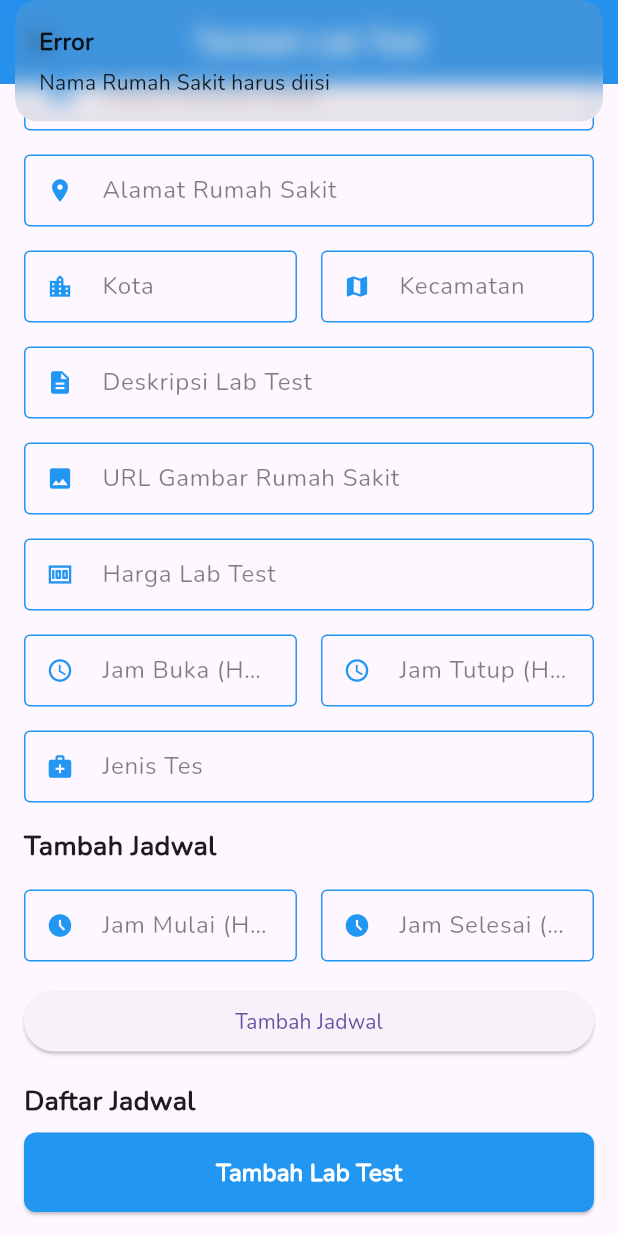
After one commit to radan775/aplikasi_booking_dokter, a Flutter app: the AddLabTestView screen opened by its route, scrolled down 33 dp, after a tap on "Tambah Lab Test", on a phone screen of 412 x 824 dp. The commit adds this screen. Run offline on Flutter 3.47's test engine with Material 3 defaults, Android fonts, the phone set to English and light mode, and no system bars; our stand-ins replace cloud_firestore, firebase_auth, firebase_core, font_awesome_flutter, geocoding, geolocator and 10 more; accounts and stored records are empty.

Commit message:
Tambah dan hapus labTest selesai.

```diff
--- /dev/null
+++ b/lib/app/modules/add_lab_test/bindings/add_lab_test_binding.dart
@@ -0,0 +1,11 @@
+import 'package:aplikasi_booking_dokter/app/modules/add_lab_test/controllers/add_lab_test_controller.dart';
+import 'package:get/get.dart';
+
+class AddLabTestBinding extends Bindings {
+  @override
+  void dependencies() {
+    Get.lazyPut<AddLabTestController>(
+      () => AddLabTestController(),
+    );
+  }
+}
--- /dev/null
+++ b/lib/app/modules/add_lab_test/controllers/add_lab_test_controller.dart
@@ -0,0 +1,185 @@
+import 'package:flutter/material.dart';
+import 'package:get/get.dart';
+import 'package:cloud_firestore/cloud_firestore.dart';
+import 'package:intl/intl.dart';
+
+class AddLabTestController extends GetxController {
+  final FirebaseFirestore _firestore = FirebaseFirestore.instance;
+
+  // Text Controllers
+  final hospitalController = TextEditingController();
+  final addressController = TextEditingController();
+  final descriptionController = TextEditingController();
+  final imageUrlController = TextEditingController();
+  final testController = TextEditingController();
+  final priceController = TextEditingController();
+  final cityController = TextEditingController();
+  final districtController = TextEditingController();
+  final startHourController = TextEditingController();
+  final endHourController = TextEditingController();
+  final scheduleStartController = TextEditingController();
+  final scheduleEndController = TextEditingController();
+
+  // Schedules
+  RxList<Map<String, dynamic>> schedules = <Map<String, dynamic>>[].obs;
+
+  // Loading State
+  RxBool isLoading = false.obs;
+
+  // Method untuk menambahkan jadwal
+  void addSchedule() {
+    // Validasi input jadwal
+    if (scheduleStartController.text.isEmpty ||
+        scheduleEndController.text.isEmpty) {
+      Get.snackbar(
+        'Error',
+        'Waktu mulai dan akhir jadwal harus diisi',
+        backgroundColor: Colors.red,
+        colorText: Colors.white,
+      );
+      return;
+    }
+
+    String type = _determineTimeType(scheduleStartController.text);
+
+    schedules.add({
+      'start': scheduleStartController.text,
+      'end': scheduleEndController.text,
+      'type': type,
+    });
+
+    // Bersihkan controller setelah menambahkan
+    scheduleStartController.clear();
+    scheduleEndController.clear();
+  }
+
+  // Hapus jadwal
+  void removeSchedule(int index) {
+    schedules.removeAt(index);
+  }
+
+  // Tentukan tipe waktu
+  String _determineTimeType(String startTime) {
+    DateTime time = DateFormat('HH:mm').parse(startTime);
+    if (time.hour >= 4 && time.hour < 10) {
+      return 'Pagi';
+    } else if (time.hour >= 10 && time.hour < 14) {
+      return 'Siang';
+    } else if (time.hour >= 14 && time.hour < 18) {
+      return 'Sore';
+    } else {
+      return 'Malam';
+    }
+  }
+
+  // Validasi input
+  bool validateInput() {
+    if (hospitalController.text.isEmpty) {
+      Get.snackbar('Error', 'Nama Rumah Sakit harus diisi');
+      return false;
+    }
+    if (addressController.text.isEmpty) {
+      Get.snackbar('Error', 'Alamat harus diisi');
+      return false;
+    }
+    if (cityController.text.isEmpty) {
+      Get.snackbar('Error', 'Kota harus diisi');
+      return false;
+    }
+    if (districtController.text.isEmpty) {
+      Get.snackbar('Error', 'Kecamatan harus diisi');
+      return false;
+    }
+    if (startHourController.text.isEmpty || endHourController.text.isEmpty) {
+      Get.snackbar('Error', 'Jam operasional harus diisi');
+      return false;
+    }
+    if (schedules.isEmpty) {
+      Get.snackbar('Error', 'Minimal tambahkan satu jadwal');
+      return false;
+    }
+    return true;
+  }
+
+  Future<void> uploadLabTest() async {
+    if (!validateInput()) return;
+
+    try {
+      isLoading.value = true;
+
+      // Simpan data lab test
+      await _firestore.collection('labTests').add({
+        'hospital': hospitalController.text,
+        'address': addressController.text,
+        'currency': 'Rp',
+        'description': descriptionController.text,
+        'image': imageUrlController.text,
+        'location': {
+          'city': cityController.text,
+          'district': districtController.text,
+        },
+        'operationalHours': {
+          'start': startHourController.text,
+          'end': endHourController.text,
+        },
+        'price': int.parse(priceController.text),
+        'test': testController.text,
+        'schedule': schedules.toList(),
+        'createdAt': FieldValue.serverTimestamp(),
+      });
+
+      _resetForm();
+      await Future.delayed(const Duration(seconds: 2));
+      Get.back(result: true);
+
+      Get.snackbar(
+        'Sukses',
+        'Lab Test berhasil ditambahkan',
+        backgroundColor: Colors.green,
+        colorText: Colors.white,
+      );
+    } catch (e) {
+      Get.snackbar(
+        'Error',
+        'Gagal mengunggah Lab Test: $e',
+        backgroundColor: Colors.red,
+        colorText: Colors.white,
+      );
+    } finally {
+      isLoading.value = false;
+    }
+  }
+
+  // Reset form
+  void _resetForm() {
+    hospitalController.clear();
+    addressController.clear();
+    descriptionController.clear();
+    imageUrlController.clear();
+    testController.clear();
+    priceController.clear();
+    cityController.clear();
+    districtController.clear();
+    startHourController.clear();
+    endHourController.clear();
+    schedules.clear();
+  }
+
+  @override
+  void onClose() {
+    // Dispose semua controller
+    hospitalController.dispose();
+    addressController.dispose();
+    descriptionController.dispose();
+    imageUrlController.dispose();
+    testController.dispose();
+    priceController.dispose();
+    cityController.dispose();
+    districtController.dispose();
+    startHourController.dispose();
+    endHourController.dispose();
+    scheduleStartController.dispose();
+    scheduleEndController.dispose();
+    super.onClose();
+  }
+}
--- /dev/null
+++ b/lib/app/modules/add_lab_test/views/add_lab_test_view.dart
@@ -0,0 +1,236 @@
+import 'package:get/get.dart';
+import 'package:aplikasi_booking_dokter/app/data/consts/consts.dart';
+import 'package:aplikasi_booking_dokter/app/modules/add_lab_test/controllers/add_lab_test_controller.dart';
+import 'package:aplikasi_booking_dokter/app/res/components/custom_textfield.dart';
+
+class AddLabTestView extends GetView<AddLabTestController> {
+  const AddLabTestView({super.key});
+
+  @override
+  Widget build(BuildContext context) {
+    return Scaffold(
+      appBar: AppBar(
+        backgroundColor: AppColors.blueColor,
+        elevation: 0.0,
+        title: Text(
+          'Tambah Lab Test',
+          style: TextStyle(
+            color: Colors.white,
+            fontWeight: FontWeight.bold,
+            fontSize: 20,
+          ),
+        ),
+        centerTitle: true,
+      ),
+      body: SingleChildScrollView(
+        padding: const EdgeInsets.all(16),
+        child: Column(
+          crossAxisAlignment: CrossAxisAlignment.stretch,
+          children: [
+            // Nama Rumah Sakit
+            CustomTextfield(
+              hint: 'Nama Rumah Sakit',
+              textController: controller.hospitalController,
+              icon: Icons.local_hospital,
+              borderColor: AppColors.blueColor,
+            ),
+            SizedBox(height: 16),
+
+            // Alamat
+            CustomTextfield(
+              hint: 'Alamat Rumah Sakit',
+              textController: controller.addressController,
+              icon: Icons.location_on,
+              borderColor: AppColors.blueColor,
+            ),
+            SizedBox(height: 16),
+
+            // Lokasi (Kota & Kecamatan)
+            Row(
+              children: [
+                Expanded(
+                  child: CustomTextfield(
+                    hint: 'Kota',
+                    textController: controller.cityController,
+                    icon: Icons.location_city,
+                    borderColor: AppColors.blueColor,
+                  ),
+                ),
+                SizedBox(width: 16),
+                Expanded(
+                  child: CustomTextfield(
+                    hint: 'Kecamatan',
+                    textController: controller.districtController,
+                    icon: Icons.map,
+                    borderColor: AppColors.blueColor,
+                  ),
+                ),
+              ],
+            ),
+            SizedBox(height: 16),
+
+            // Deskripsi
+            CustomTextfield(
+              hint: 'Deskripsi Lab Test',
+              textController: controller.descriptionController,
+              icon: Icons.description,
+              borderColor: AppColors.blueColor,
+            ),
+            SizedBox(height: 16),
+
+            // Image URL
+            CustomTextfield(
+              hint: 'URL Gambar Rumah Sakit',
+              textController: controller.imageUrlController,
+              icon: Icons.image,
+              borderColor: AppColors.blueColor,
+            ),
+            SizedBox(height: 16),
+
+            // Harga
+            CustomTextfield(
+              hint: 'Harga Lab Test',
+              textController: controller.priceController,
+              icon: Icons.money,
+              borderColor: AppColors.blueColor,
+              inputType: TextInputType.number,
+            ),
+            SizedBox(height: 16),
+
+            // Jam Operasional
+            Row(
+              children: [
+                Expanded(
+                  child: CustomTextfield(
+                    hint: 'Jam Buka (HH:MM)',
+                    textController: controller.startHourController,
+                    icon: Icons.access_time,
+                    borderColor: AppColors.blueColor,
+                  ),
+                ),
+                SizedBox(width: 16),
+                Expanded(
+                  child: CustomTextfield(
+                    hint: 'Jam Tutup (HH:MM)',
+                    textController: controller.endHourController,
+                    icon: Icons.access_time,
+                    borderColor: AppColors.blueColor,
+                  ),
+                ),
+              ],
+            ),
+            SizedBox(height: 16),
+
+            // Jenis Tes
+            CustomTextfield(
+              hint: 'Jenis Tes',
+              textController: controller.testController,
+              icon: Icons.medical_services,
+              borderColor: AppColors.blueColor,
+            ),
+            SizedBox(height: 16),
+
+            // Jadwal
+            Text(
+              'Tambah Jadwal',
+              style: TextStyle(
+                fontSize: 18,
+                fontWeight: FontWeight.bold,
+              ),
+            ),
+            SizedBox(height: 16),
+
+            // Input Jadwal
+            Row(
+              children: [
+                Expanded(
+                  child: CustomTextfield(
+                    hint: 'Jam Mulai (HH:MM)',
+                    textController: controller.scheduleStartController,
+                    icon: Icons.access_time_filled,
+                    borderColor: AppColors.blueColor,
+                  ),
+                ),
+                SizedBox(width: 16),
+                Expanded(
+                  child: CustomTextfield(
+                    hint: 'Jam Selesai (HH:MM)',
+                    textController: controller.scheduleEndController,
+                    icon: Icons.access_time_filled_outlined,
+                    borderColor: AppColors.blueColor,
+                  ),
+                ),
+              ],
+            ),
+            SizedBox(height: 16),
+
+            // Tombol Tambah Jadwal
+            ElevatedButton(
+              onPressed: controller.addSchedule,
+              child: Text('Tambah Jadwal'),
+            ),
+            SizedBox(height: 16),
+            Text(
+              'Daftar Jadwal',
+              style: TextStyle(
+                fontSize: 18,
+                fontWeight: FontWeight.bold,
+              ),
+            ),
+            SizedBox(height: 8),
+            Obx(() {
+              return ListView.builder(
+                shrinkWrap: true,
+                physics: const NeverScrollableScrollPhysics(),
+                itemCount: controller.schedules.length,
+                itemBuilder: (context, index) {
+                  final schedule = controller.schedules[index];
+                  return ListTile(
+                    title: Text(
+                      '${schedule['start']} - ${schedule['end']} (${schedule['type']})',
+                      style: TextStyle(
+                        fontWeight: FontWeight.w500,
+                      ),
+                    ),
+                    trailing: IconButton(
+                      icon: Icon(Icons.delete, color: Colors.red),
+                      onPressed: () {
+                        controller.removeSchedule(index);
+                      },
+                    ),
+                  );
+                },
+              );
+            }),
+
+            // Tombol Unggah
+            Obx(() {
+              return ElevatedButton(
+                onPressed: controller.isLoading.value
+                    ? null
+                    : controller.uploadLabTest,
+                style: ElevatedButton.styleFrom(
+                  backgroundColor: AppColors.blueColor,
+                  padding: EdgeInsets.symmetric(vertical: 15),
+                  shape: RoundedRectangleBorder(
+                    borderRadius: BorderRadius.circular(8),
+                  ),
+                ),
+                child: controller.isLoading.value
+                    ? CircularProgressIndicator(color: Colors.white)
+                    : Text(
+                        'Tambah Lab Test',
+                        style: TextStyle(
+                          fontSize: 16,
+                          fontWeight: FontWeight.bold,
+                          color: Colors.white,
+                        ),
+                      ),
+              );
+            }),
+          ],
+        ),
+      ),
+    );
+  }
+}
--- a/lib/app/routes/app_pages.dart
+++ b/lib/app/routes/app_pages.dart
@@ -1,5 +1,7 @@
 import 'package:aplikasi_booking_dokter/app/modules/about/bindings/about_binding.dart';
 import 'package:aplikasi_booking_dokter/app/modules/about/views/about_view.dart';
+import 'package:aplikasi_booking_dokter/app/modules/add_lab_test/bindings/add_lab_test_binding.dart';
+import 'package:aplikasi_booking_dokter/app/modules/add_lab_test/views/add_lab_test_view.dart';
 import 'package:aplikasi_booking_dokter/app/modules/add_news/bindings/add_news_binding.dart';
 import 'package:aplikasi_booking_dokter/app/modules/add_news/views/add_news_view.dart';
 import 'package:aplikasi_booking_dokter/app/modules/berita/bindings/berita_binding.dart';
@@ -181,6 +183,11 @@ class AppPages {
       name: _Paths.ADD_NEWS,
       page: () => AddNewsView(),
       binding: AddNewsBinding(),
+    ),
+    GetPage(
+      name: _Paths.ADD_LAB_TEST,
+      page: () => AddLabTestView(),
+      binding: AddLabTestBinding(),
     )
   ];
 }
--- a/lib/app/routes/app_routes.dart
+++ b/lib/app/routes/app_routes.dart
@@ -28,6 +28,7 @@ abstract class Routes {
   static const CHANGE_PROFILE = _Paths.CHANGE_PROFILE;
   static const BOOKING_BERHASIL = _Paths.BOOKING_BERHASIL;
   static const ADD_NEWS = _Paths.ADD_NEWS;
+  static const ADD_LAB_TEST = _Paths.ADD_LAB_TEST;
 }
 
 abstract class _Paths {
@@ -57,4 +58,5 @@ abstract class _Paths {
   static const CHANGE_PROFILE = '/change-profile';
   static const BOOKING_BERHASIL = '/booking-berhasil';
   static const ADD_NEWS = '/add-news';
+  static const ADD_LAB_TEST = '/add-lab-test';
 }
```
Also changed, not shown: lib/app/modules/lab_test/controllers/lab_test_controller.dart (+35 -73 lines), lib/app/modules/lab_test/views/lab_test_view.dart (+97 -50 lines).
